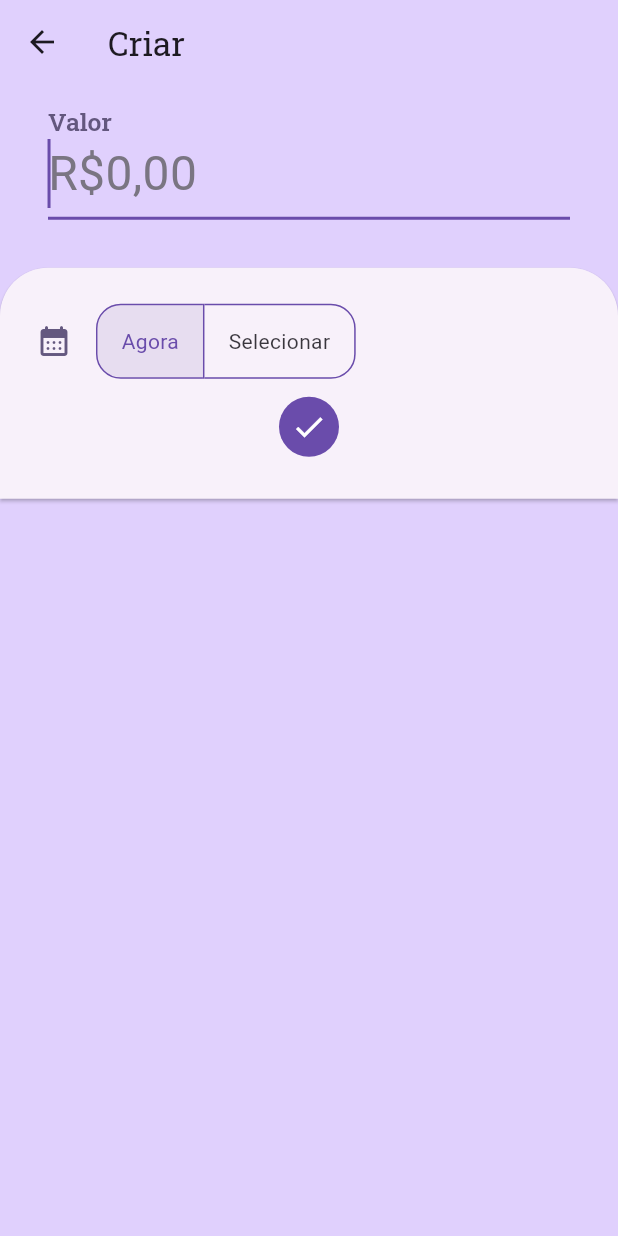
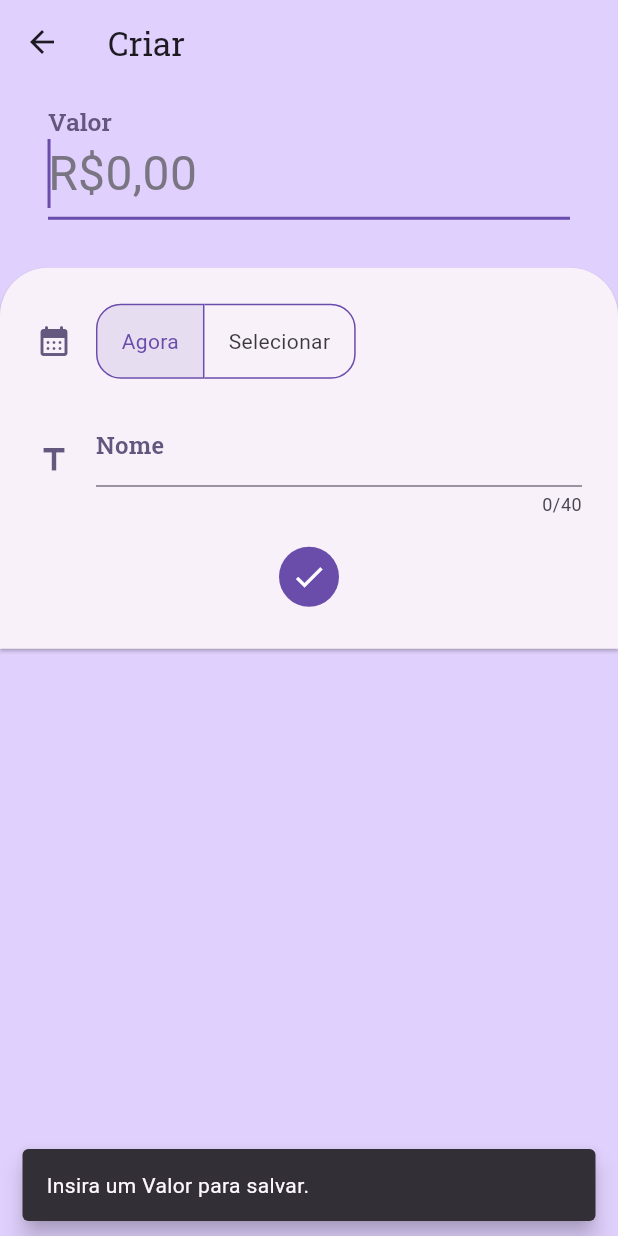
Before and after one commit to Adriaaann/tcc_app, a Flutter app: the FinancialFormPage screen opened directly, after a tap on the "check" icon, on a phone screen of 412 x 824 dp. Run offline on Flutter 3.47's test engine with Material 3 defaults, Android fonts, the light colour scheme and no system bars; our stand-ins replace currency_text_input_formatter, fl_chart, google_fonts.

Commit message:
feat: title form

```diff
--- a/lib/views/pages/financial_form_page.dart
+++ b/lib/views/pages/financial_form_page.dart
@@ -1,42 +1,136 @@
 import 'dart:developer';
-
 import 'package:flutter/material.dart';
-import 'package:flutter/services.dart';
-import 'package:currency_text_input_formatter/currency_text_input_formatter.dart';
 import 'package:tcc_app/utils/theme_extensions.dart';
 import 'package:tcc_app/views/widgets/financial_form/date_time_field_widget.dart';
+import 'package:tcc_app/views/widgets/financial_form/title_field_widget.dart';
+import 'package:tcc_app/views/widgets/financial_form/value_field_widget.dart';
 import 'package:tcc_app/views/widgets/pop_alert_widget.dart';
 
-class FinancialFormPage extends StatelessWidget {
+class FormFieldItem {
+  final IconData icon;
+  final Widget widget;
+
+  const FormFieldItem({required this.icon, required this.widget});
+}
+
+class FinancialFormData {
+  DateTime? date;
+  String? value;
+  String? title;
+
+  @override
+  String toString() => 'date: $date, value: $value, title: $title';
+}
+
+class FinancialFormPage extends StatefulWidget {
   final String title;
 
   const FinancialFormPage({super.key, required this.title});
 
   @override
+  State<FinancialFormPage> createState() => _FinancialFormPageState();
+}
+
+class _FinancialFormPageState extends State<FinancialFormPage> {
+  final valueController = TextEditingController();
+  final titleController = TextEditingController();
+  final FinancialFormData formData = FinancialFormData();
+
+  @override
+  void dispose() {
+    titleController.dispose();
+    valueController.dispose();
+    super.dispose();
+  }
+
+  void saveForm() {
+    if (valueController.text.trim().isEmpty) {
+      ScaffoldMessenger.of(context).showSnackBar(
+        const SnackBar(
+          behavior: SnackBarBehavior.floating,
+          content: Text('Insira um Valor para salvar.'),
+        ),
+      );
+      return;
+    }
+
+    formData
+      ..value = valueController.text
+      ..title = titleController.text;
+
+    log('Form salvo: $formData');
+  }
+
+  @override
   Widget build(BuildContext context) {
-    final formatter = CurrencyTextInputFormatter.currency(
-      name: 'BRL',
-      symbol: 'R\$',
-      decimalDigits: 2,
-      maxValue: 1000000,
-    );
+    final List<FormFieldItem> fieldItems = [
+      FormFieldItem(
+        icon: Icons.calendar_month_rounded,
+        widget: DateTimeFieldWidget(
+          onDateTimeSelected: (date) => formData.date = date,
+        ),
+      ),
+      FormFieldItem(
+        icon: Icons.title,
+        widget: TitleFieldWidget(controller: titleController),
+      ),
+    ];
 
     return PopAlertWidget(
       widget: Scaffold(
         backgroundColor: context.colorScheme.secondaryContainer,
         appBar: AppBar(
           backgroundColor: context.colorScheme.secondaryContainer,
-          title: Text(title, style: context.textTheme.titleLarge),
+          title: Text(widget.title, style: context.textTheme.titleLarge),
         ),
         body: SingleChildScrollView(
-          child: Padding(
           padding: const EdgeInsets.only(top: 8),
           child: Column(
             spacing: 32,
             crossAxisAlignment: CrossAxisAlignment.center,
             children: [
-                _ValueField(formatter: formatter),
-                SizedBox(
+              ValueField(controller: valueController),
+              _CardContainer(
+                children: [
+                  ...fieldItems.map(
+                    (field) =>
+                        _FormField(icon: field.icon, child: field.widget),
+                  ),
+                  _SaveButton(onPressed: saveForm),
+                ],
+              ),
+            ],
+          ),
+        ),
+      ),
+    );
+  }
+}
+
+class _FormField extends StatelessWidget {
+  final IconData icon;
+  final Widget child;
+
+  const _FormField({required this.icon, required this.child});
+
+  @override
+  Widget build(BuildContext context) => Row(
+    spacing: 16,
+    crossAxisAlignment: CrossAxisAlignment.center,
+    children: [
+      Icon(icon, color: context.colorScheme.secondary),
+      Flexible(child: child),
+    ],
+  );
+}
+
+class _CardContainer extends StatelessWidget {
+  final List<Widget> children;
+
+  const _CardContainer({required this.children});
+
+  @override
+  Widget build(BuildContext context) => SizedBox(
     width: double.infinity,
     child: Card(
       margin: EdgeInsets.zero,
@@ -48,59 +142,18 @@ class FinancialFormPage extends StatelessWidget {
       ),
       child: Padding(
         padding: const EdgeInsets.all(24),
-                      child: Column(
-                        spacing: 8,
-                        children: [
-                          DateTimeField(
-                            onDateTimeSelected: (date) {
-                              log('$date');
-                            },
-                          ),
-                          IconButton.filled(
-                            onPressed: () {},
-                            icon: const Icon(Icons.check),
-                          ),
-                        ],
-                      ),
-                    ),
-                  ),
-                ),
-              ],
-            ),
-          ),
+        child: Column(spacing: 16, children: children),
       ),
     ),
   );
 }
-}
 
-class _ValueField extends StatelessWidget {
-  const _ValueField({required this.formatter});
+class _SaveButton extends StatelessWidget {
+  final VoidCallback onPressed;
 
-  final CurrencyTextInputFormatter formatter;
+  const _SaveButton({required this.onPressed});
 
   @override
-  Widget build(BuildContext context) => Padding(
-    padding: const EdgeInsets.symmetric(horizontal: 32),
-    child: TextField(
-      autofocus: true,
-      keyboardType: TextInputType.number,
-      inputFormatters: <TextInputFormatter>[formatter],
-      style: context.textTheme.bodyMedium?.copyWith(fontSize: 32),
-      decoration: InputDecoration(
-        labelText: 'Valor',
-        labelStyle: context.textTheme.titleLarge?.copyWith(
-          color: context.colorScheme.onSecondaryContainer,
-          fontWeight: FontWeight.w600,
-        ),
-        hintText: 'R\$0,00',
-        hintStyle: context.textTheme.bodyMedium?.copyWith(
-          fontSize: 32,
-          color: context.colorScheme.outline,
-        ),
-        border: const UnderlineInputBorder(),
-        contentPadding: const EdgeInsets.symmetric(vertical: 8),
-      ),
-    ),
-  );
+  Widget build(BuildContext context) =>
+      IconButton.filled(onPressed: onPressed, icon: const Icon(Icons.check));
 }
--- a/lib/views/widgets/financial_form/date_time_field_widget.dart
+++ b/lib/views/widgets/financial_form/date_time_field_widget.dart
@@ -2,16 +2,16 @@ import 'package:flutter/material.dart';
 import 'package:intl/intl.dart';
 import 'package:tcc_app/utils/theme_extensions.dart';
 
-class DateTimeField extends StatefulWidget {
+class DateTimeFieldWidget extends StatefulWidget {
   final Function(DateTime) onDateTimeSelected;
 
-  const DateTimeField({super.key, required this.onDateTimeSelected});
+  const DateTimeFieldWidget({super.key, required this.onDateTimeSelected});
 
   @override
-  State<DateTimeField> createState() => _DateTimeFieldState();
+  State<DateTimeFieldWidget> createState() => _DateTimeFieldWidgetState();
 }
 
-class _DateTimeFieldState extends State<DateTimeField> {
+class _DateTimeFieldWidgetState extends State<DateTimeFieldWidget> {
   List<bool> isSelected = [true, false];
   bool showTimeWidget = false;
   DateTime? selectedDateTime;
@@ -118,10 +118,6 @@ class _DateTimeFieldState extends State<DateTimeField> {
     spacing: 16,
     crossAxisAlignment: CrossAxisAlignment.center,
     children: [
-      Icon(
-        Icons.calendar_month_rounded,
-        color: Theme.of(context).colorScheme.secondary,
-      ),
       if (isSelected[0])
         ToggleButtons(
           isSelected: isSelected,
--- /dev/null
+++ b/lib/views/widgets/financial_form/title_field_widget.dart
@@ -0,0 +1,28 @@
+import 'package:flutter/material.dart';
+import 'package:tcc_app/utils/theme_extensions.dart';
+
+class TitleFieldWidget extends StatefulWidget {
+  final TextEditingController controller;
+
+  const TitleFieldWidget({super.key, required this.controller});
+
+  @override
+  State<TitleFieldWidget> createState() => _TitleFieldWidgetState();
+}
+
+class _TitleFieldWidgetState extends State<TitleFieldWidget> {
+  @override
+  Widget build(BuildContext context) => TextField(
+    controller: widget.controller,
+    maxLength: 40,
+    decoration: InputDecoration(
+      labelText: 'Nome',
+      labelStyle: context.textTheme.titleMedium?.copyWith(
+        color: context.colorScheme.onSecondaryContainer,
+        fontWeight: FontWeight.w600,
+      ),
+      border: const UnderlineInputBorder(),
+      contentPadding: const EdgeInsets.symmetric(vertical: 8),
+    ),
+  );
+}
--- /dev/null
+++ b/lib/views/widgets/financial_form/value_field_widget.dart
@@ -0,0 +1,48 @@
+import 'package:currency_text_input_formatter/currency_text_input_formatter.dart';
+import 'package:flutter/material.dart';
+import 'package:flutter/services.dart';
+import 'package:tcc_app/utils/theme_extensions.dart';
+
+class ValueField extends StatefulWidget {
+  final TextEditingController controller;
+
+  const ValueField({super.key, required this.controller});
+
+  @override
+  State<ValueField> createState() => _ValueFieldState();
+}
+
+class _ValueFieldState extends State<ValueField> {
+  final formatter = CurrencyTextInputFormatter.currency(
+    name: 'BRL',
+    symbol: 'R\$',
+    decimalDigits: 2,
+    maxValue: 1000000,
+  );
+
+  @override
+  Widget build(BuildContext context) => Padding(
+    padding: const EdgeInsets.symmetric(horizontal: 32),
+    child: TextField(
+      controller: widget.controller,
+      autofocus: true,
+      keyboardType: TextInputType.number,
+      inputFormatters: <TextInputFormatter>[formatter],
+      style: context.textTheme.bodyMedium?.copyWith(fontSize: 32),
+      decoration: InputDecoration(
+        labelText: 'Valor',
+        labelStyle: context.textTheme.titleLarge?.copyWith(
+          color: context.colorScheme.onSecondaryContainer,
+          fontWeight: FontWeight.w600,
+        ),
+        hintText: 'R\$0,00',
+        hintStyle: context.textTheme.bodyMedium?.copyWith(
+          fontSize: 32,
+          color: context.colorScheme.outline,
+        ),
+        border: const UnderlineInputBorder(),
+        contentPadding: const EdgeInsets.symmetric(vertical: 8),
+      ),
+    ),
+  );
+}
```
Lines whose indentation alone changed are shown as unchanged.
